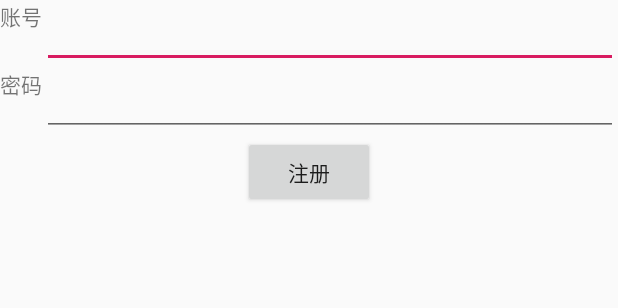
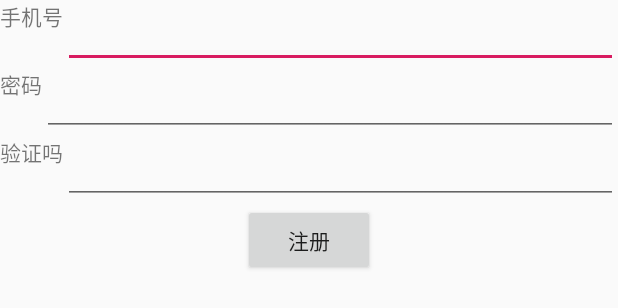
Before and after one commit to Mavolas/MavoEC_MVP_Kotlin, an Android app: the layout activity_register.xml on its own in the app's theme, with its tools: preview values and no code run, on a phone screen of 412 x 824 dp. Shown: the top 308 px of the screen. Run offline under Robolectric (Android 15) with nearby library versions, the phone set to English and light mode, and no system bars.

Commit message:
网络框架调通

```diff
--- a/base/src/main/java/com/mavolas/base/common/BaseConstant.kt
+++ b/base/src/main/java/com/mavolas/base/common/BaseConstant.kt
@@ -7,6 +7,6 @@ package com.mavolas.base.common
 class BaseConstant {
 
     companion object {
-        val SERVER_ADRESS = ""
+        val SERVER_ADRESS = "http://172.17.0.208:8008/"
     }
 }
--- a/base/src/main/java/com/mavolas/base/rx/BasseException.kt
+++ b/base/src/main/java/com/mavolas/base/rx/BaseException.kt
@@ -4,5 +4,5 @@ package com.mavolas.base.rx
  * Author by Andy
  * Date on 2019-01-16.
  */
-class BasseException(val status:Int,val msg:String) :Throwable() {
+class BaseException(val status:Int, val msg:String) :Throwable() {
 }
--- a/usercenter/src/main/debug/AndroidManifest.xml
+++ b/usercenter/src/main/debug/AndroidManifest.xml
@@ -1,5 +1,8 @@
 <manifest xmlns:android="http://schemas.android.com/apk/res/android"
     package="com.mavolas.usercenter" >
+
+
+    <uses-permission android:name="android.permission.INTERNET"/>
 
     <application
         android:allowBackup="true"
--- a/usercenter/src/main/java/com/mavolas/usercenter/RegisterActivity.kt
+++ b/usercenter/src/main/java/com/mavolas/usercenter/RegisterActivity.kt
@@ -25,7 +25,7 @@ class RegisterActivity : BaseMvpActivity<RegisterPresenter>(),RegisterView {
         mPresenter.mView = this;
 
         mRegisterBtn.setOnClickListener{
-            mPresenter.register("","","");
+            mPresenter.register(mPhone.text.toString(),mPassword.text.toString(),mVerifyCode.text.toString());
         }
     }
 
--- a/usercenter/src/main/res/layout/activity_register.xml
+++ b/usercenter/src/main/res/layout/activity_register.xml
@@ -9,11 +9,12 @@
         android:layout_height="wrap_content">
 
         <TextView
-            android:text="账号"
+            android:text="手机号"
             android:layout_width="wrap_content"
             android:layout_height="match_parent" />
 
         <EditText
+            android:id="@+id/mPhone"
             android:layout_width="match_parent"
             android:layout_height="wrap_content" />
 
@@ -30,6 +31,24 @@
             android:layout_height="match_parent" />
 
         <EditText
+            android:id="@+id/mPassword"
+            android:layout_width="match_parent"
+            android:layout_height="wrap_content" />
+
+    </LinearLayout>
+
+
+    <LinearLayout
+        android:layout_width="match_parent"
+        android:layout_height="wrap_content">
+
+        <TextView
+            android:text="验证吗"
+            android:layout_width="wrap_content"
+            android:layout_height="match_parent" />
+
+        <EditText
+            android:id="@+id/mVerifyCode"
             android:layout_width="match_parent"
             android:layout_height="wrap_content" />
 
```
Also changed, not shown: usercenter/src/main/java/com/mavolas/usercenter/service/impl/UserServiceImpl.kt (+22 -1 lines).
